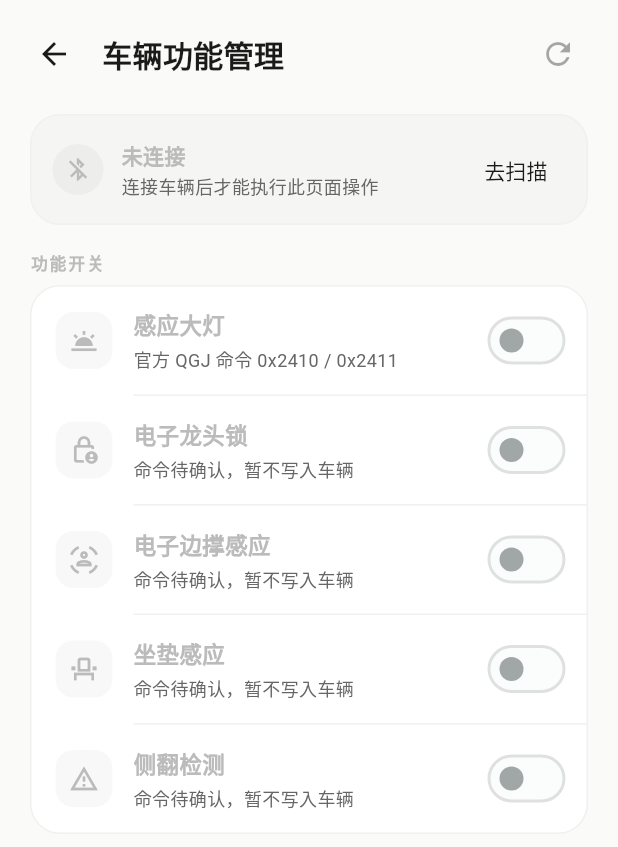
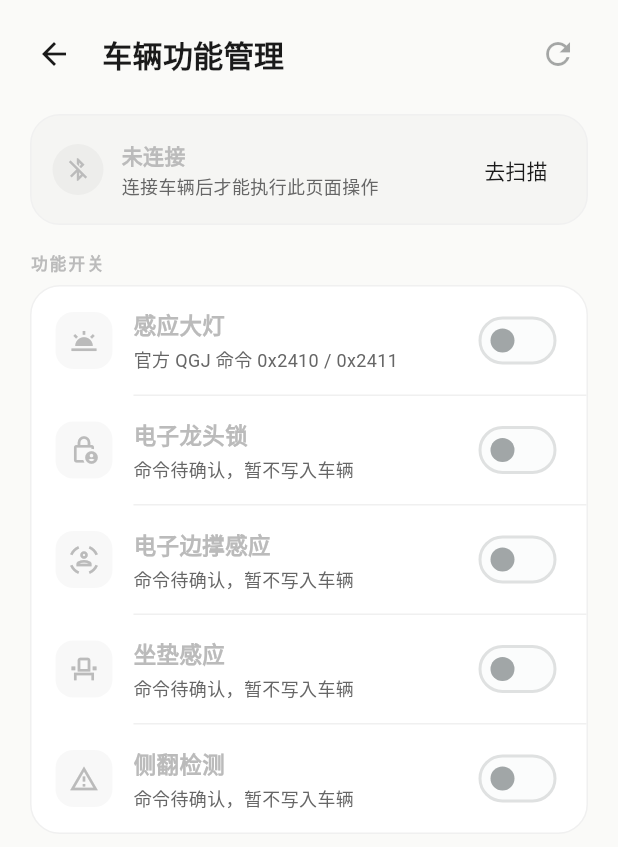
Before and after one commit to ch6vip/tailg-ble-app, a Flutter app: the VehicleSettingsPage screen opened directly, after a tap on "车辆功能管理", on a phone screen of 412 x 824 dp. Shown: the top 847 px of the screen. Run offline on Flutter 3.47's test engine with Material 3 defaults, Android fonts, the phone set to English and light mode, and no system bars; our stand-ins replace flutter_blue_plus, flutter_map, flutter_secure_storage, geolocator, latlong2, permission_handler and 1 more; missing offline and left inert: encrypt; accounts and stored records are empty.

Commit message:
style(ui): micro-fix padding symmetry and card inner spacing
- Fix asymmetric row padding in settings_page (16,14,14,14 -> 16,14,16,14)
- Fix asymmetric row padding in vehicle_settings_page (same, x2 widgets)
- Fix switch-row right padding (16,12,10,12 -> 16,12,16,12)
- Standardize card inner padding from all(14) to all(16) in:
  battery_details_page, scan_page hint card, location_page info card
- Even out vertical padding in service_cards quick-function section
- Tokenize hardcoded borderRadius(14) -> AppRadii.md in scan/location

Co-Authored-By: 一敗紅尘 <ch6vip@gmail.com>

```diff
--- a/lib/pages/battery_details_page.dart
+++ b/lib/pages/battery_details_page.dart
@@ -608,7 +608,7 @@ class _MetricTile extends StatelessWidget {
   Widget build(BuildContext context) {
     final hasValue = metric.value != '待读取';
     return Container(
-      padding: const EdgeInsets.all(14),
+      padding: const EdgeInsets.all(16),
       decoration: cardDecoration,
       child: Row(
         children: [
--- a/lib/pages/control_page_service_cards.dart
+++ b/lib/pages/control_page_service_cards.dart
@@ -211,7 +211,7 @@ class _FunctionSettingsCardState extends State<_FunctionSettingsCard> {
   @override
   Widget build(BuildContext context) {
     return Container(
-      padding: const EdgeInsets.fromLTRB(0, 14, 0, 10),
+      padding: const EdgeInsets.fromLTRB(0, 16, 0, 12),
       decoration: _cardDecoration,
       child: Column(
         crossAxisAlignment: CrossAxisAlignment.start,
@@ -520,7 +520,7 @@ class _OfficialSettingsServiceCard extends StatelessWidget {
   Widget build(BuildContext context) {
     return Container(
       height: 158,
-      padding: const EdgeInsets.fromLTRB(16, 15, 16, 12),
+      padding: const EdgeInsets.fromLTRB(16, 16, 16, 12),
       decoration: _cardDecoration,
       child: Column(
         crossAxisAlignment: CrossAxisAlignment.start,
--- a/lib/pages/location_page.dart
+++ b/lib/pages/location_page.dart
@@ -2336,10 +2336,10 @@ class _ReadOnlyNotice extends StatelessWidget {
   @override
   Widget build(BuildContext context) {
     return Container(
-      padding: const EdgeInsets.all(14),
+      padding: const EdgeInsets.all(16),
       decoration: BoxDecoration(
         color: AppColors.info.withValues(alpha: 0.08),
-        borderRadius: BorderRadius.circular(14),
+        borderRadius: BorderRadius.circular(AppRadii.md),
       ),
       child: Row(
         crossAxisAlignment: CrossAxisAlignment.start,
--- a/lib/pages/scan_page.dart
+++ b/lib/pages/scan_page.dart
@@ -257,10 +257,10 @@ class _ScanHintCard extends StatelessWidget {
   Widget build(BuildContext context) {
     return Container(
       margin: const EdgeInsets.fromLTRB(20, 8, 20, 0),
-      padding: const EdgeInsets.all(14),
+      padding: const EdgeInsets.all(16),
       decoration: BoxDecoration(
         color: Colors.white,
-        borderRadius: BorderRadius.circular(14),
+        borderRadius: BorderRadius.circular(AppRadii.md),
         border: Border.all(color: AppColors.border, width: 1),
       ),
       child: Row(
--- a/lib/pages/settings_page.dart
+++ b/lib/pages/settings_page.dart
@@ -249,7 +249,7 @@ Widget _settingItem({
     child: InkWell(
       onTap: onTap,
       child: Padding(
-        padding: const EdgeInsets.fromLTRB(16, 14, 14, 14),
+        padding: const EdgeInsets.fromLTRB(16, 14, 16, 14),
         child: Row(
           children: [
             Container(
--- a/lib/pages/vehicle_settings_page.dart
+++ b/lib/pages/vehicle_settings_page.dart
@@ -959,7 +959,7 @@ class _NavSettingRow extends StatelessWidget {
       child: InkWell(
         onTap: onTap,
         child: Padding(
-          padding: const EdgeInsets.fromLTRB(16, 14, 14, 14),
+          padding: const EdgeInsets.fromLTRB(16, 14, 16, 14),
           child: Row(
             children: [
               _RowIcon(icon, enabled: enabled),
@@ -1037,7 +1037,7 @@ class _SwitchSettingRow extends StatelessWidget {
       child: InkWell(
         onTap: enabled ? null : () => _showInfoSnack(context, disabledReason),
         child: Padding(
-          padding: const EdgeInsets.fromLTRB(16, 12, 10, 12),
+          padding: const EdgeInsets.fromLTRB(16, 12, 16, 12),
           child: Row(
             children: [
               _RowIcon(icon, enabled: enabled),
```
